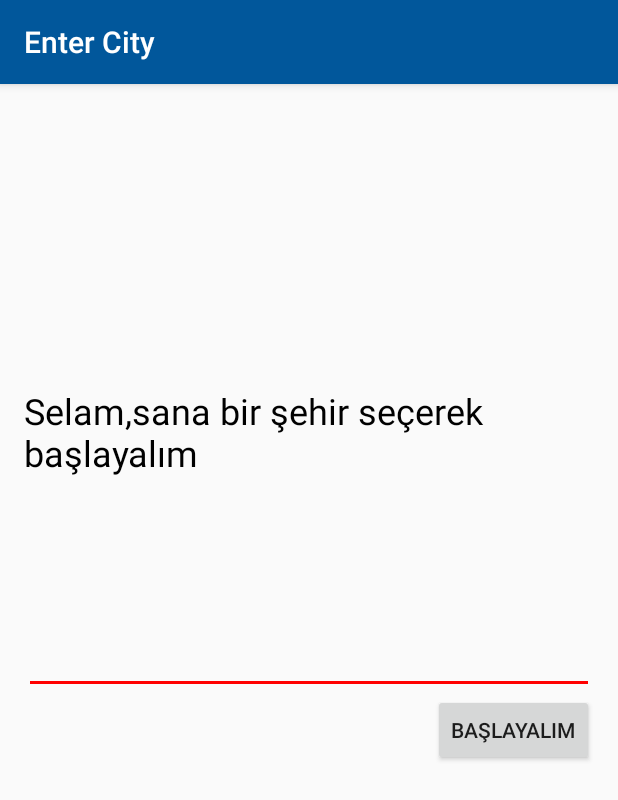
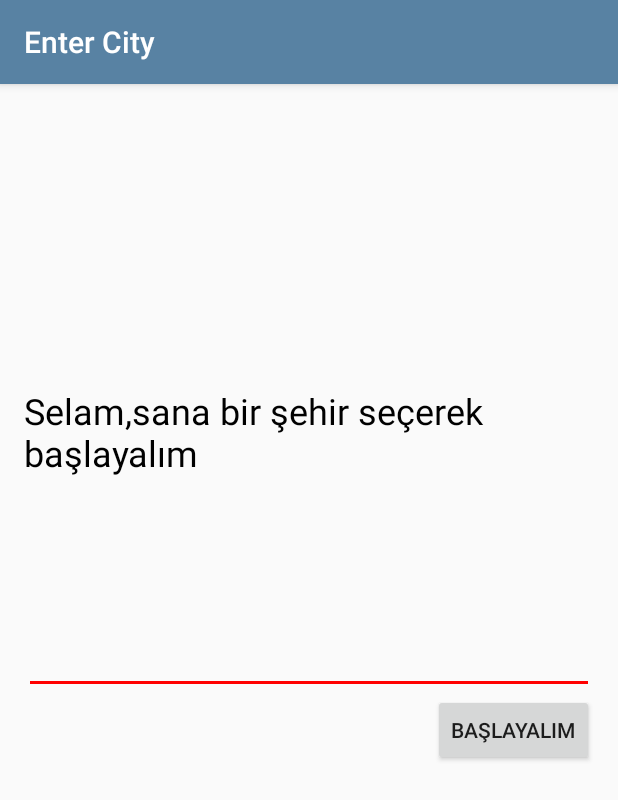
Before and after one commit to nrkdrk/Weather-Application, an Android app: the screen it shows after launch (FirstLaunch), on a phone screen of 412 x 824 dp. Shown: the top 800 px of the screen. Run offline under Robolectric (Android 15) with nearby library versions, the phone set to English and light mode, and no system bars.

Commit message:
renk değiştirildi

```diff
--- a/Weather-master/app/src/main/res/values/colors.xml
+++ b/Weather-master/app/src/main/res/values/colors.xml
@@ -1,7 +1,7 @@
 <?xml version="1.0" encoding="utf-8"?>
 <resources>
-    <color name="colorPrimary">#01579b</color>
-    <color name="colorPrimaryDark">#01579b</color>
+    <color name="colorPrimary">#5882a3</color>5882a3
+    <color name="colorPrimaryDark">#486a84</color>
     <color name="colorAccent">#ff0000</color>
     <color name="red">#ff0000</color>
     <color name="blue">#64b5f6</color>
```
